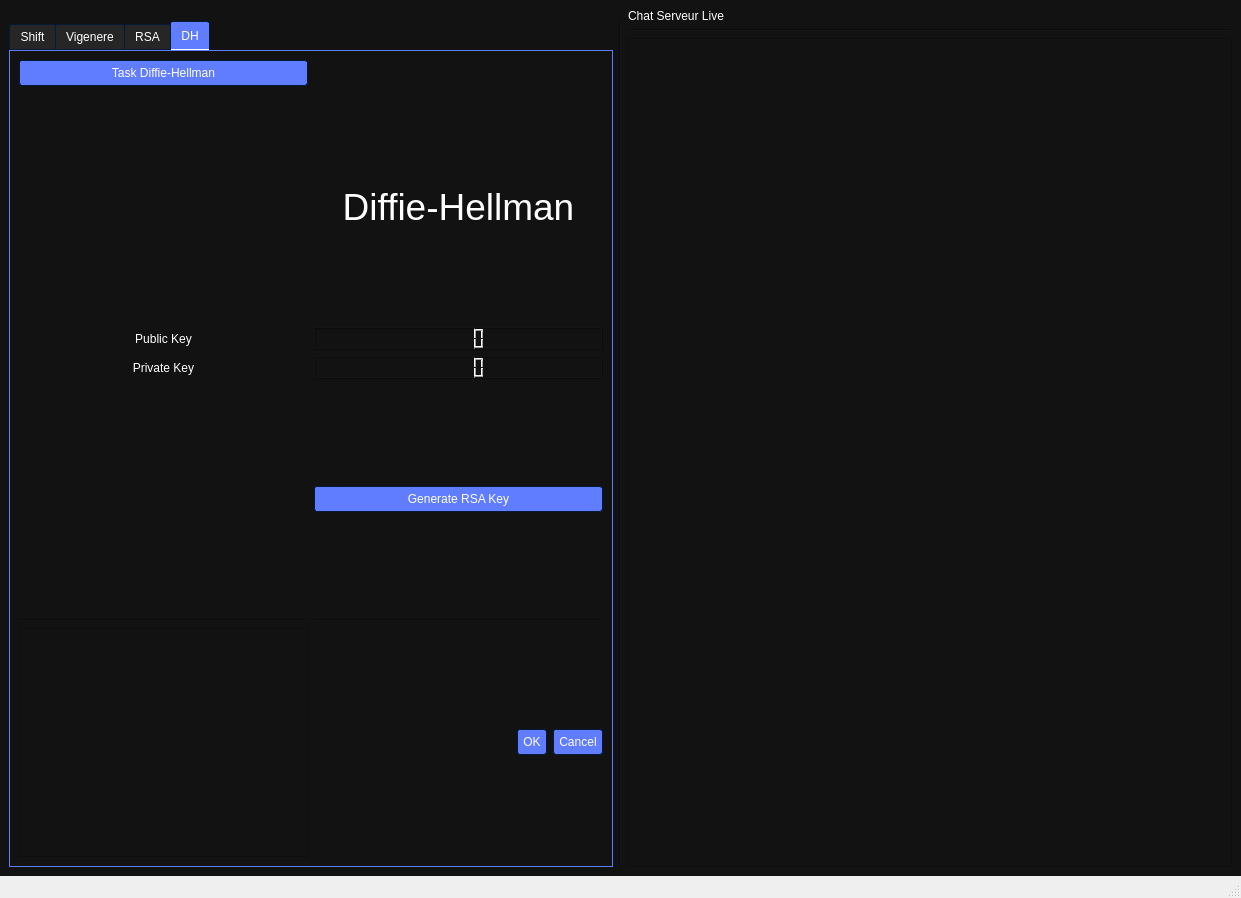
Old version of the form GUI_crypto_V4.ui in the repository rdtjulien/Cryptographie.
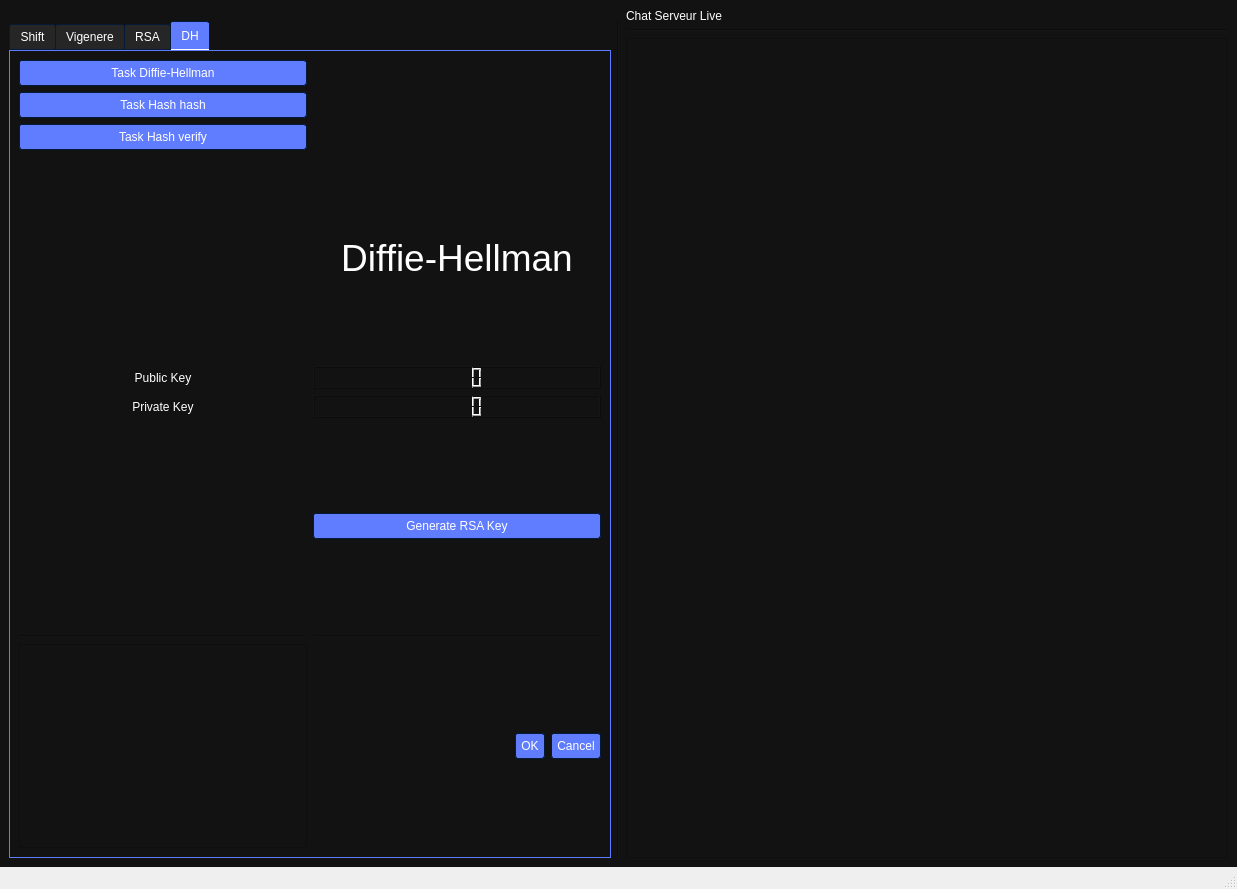
New version of the form. The open tabs and pages were chosen to show the change. Icons and pictures are not drawn.

Commit message: ajout Boutons task et clear chat fonctionnent

What changed in the file:
```diff
--- a/GUI_crypto_V4.ui
+++ b/GUI_crypto_V4.ui
@@ -6,8 +6,8 @@
    <rect>
     <x>0</x>
     <y>0</y>
-    <width>1241</width>
-    <height>898</height>
+    <width>1237</width>
+    <height>889</height>
    </rect>
   </property>
   <property name="sizePolicy">
@@ -1592,14 +1592,7 @@
            <layout class="QGridLayout" name="gridLayout_2">
             <item row="0" column="0" rowspan="2" colspan="2">
              <layout class="QGridLayout" name="gridLayout_12">
-              <item row="6" column="1">
-               <widget class="Line" name="line_10">
-                <property name="orientation">
-                 <enum>Qt::Horizontal</enum>
-                </property>
-               </widget>
-              </item>
-              <item row="3" column="1">
+              <item row="5" column="1">
                <widget class="QLCDNumber" name="lcdNumber_4">
                 <property name="digitCount">
                  <number>5</number>
@@ -1607,36 +1600,36 @@
                </widget>
               </item>
               <item row="7" column="0">
+               <spacer name="verticalSpacer_7">
+                <property name="orientation">
+                 <enum>Qt::Vertical</enum>
+                </property>
+                <property name="sizeHint" stdset="0">
+                 <size>
+                  <width>20</width>
+                  <height>40</height>
+                 </size>
+                </property>
+               </spacer>
+              </item>
+              <item row="9" column="0">
                <widget class="QPlainTextEdit" name="plainTextEdit_5"/>
               </item>
-              <item row="7" column="1">
+              <item row="9" column="1">
                <widget class="QDialogButtonBox" name="buttonBox_5">
                 <property name="standardButtons">
                  <set>QDialogButtonBox::Cancel|QDialogButtonBox::Ok</set>
                 </property>
                </widget>
               </item>
-              <item row="6" column="0">
-               <widget class="Line" name="line_9">
+              <item row="8" column="1">
+               <widget class="Line" name="line_10">
                 <property name="orientation">
                  <enum>Qt::Horizontal</enum>
                 </property>
                </widget>
               </item>
-              <item row="4" column="1">
-               <widget class="QLCDNumber" name="lcdNumber_3"/>
-              </item>
-              <item row="4" column="0">
-               <widget class="QLabel" name="PrivateKeyLabel_2">
-                <property name="text">
-                 <string>Private Key</string>
-                </property>
-                <property name="alignment">
-                 <set>Qt::AlignCenter</set>
-                </property>
-               </widget>
-              </item>
-              <item row="1" column="0">
+              <item row="3" column="0">
                <spacer name="verticalSpacer_8">
                 <property name="orientation">
                  <enum>Qt::Vertical</enum>
@@ -1649,37 +1642,21 @@
                 </property>
                </spacer>
               </item>
-              <item row="5" column="0">
-               <spacer name="verticalSpacer_7">
+              <item row="8" column="0">
+               <widget class="Line" name="line_9">
                 <property name="orientation">
-                 <enum>Qt::Vertical</enum>
-                </property>
-                <property name="sizeHint" stdset="0">
-                 <size>
-                  <width>20</width>
-                  <height>40</height>
-                 </size>
-                </property>
-               </spacer>
-              </item>
-              <item row="3" column="0">
-               <widget class="QLabel" name="PublicKeyLabel_2">
-                <property name="text">
-                 <string>Public Key</string>
-                </property>
-                <property name="alignment">
-                 <set>Qt::AlignCenter</set>
+                 <enum>Qt::Horizontal</enum>
                 </property>
                </widget>
               </item>
-              <item row="5" column="1">
+              <item row="7" column="1">
                <widget class="QPushButton" name="RSA_Key_button_generator_2">
                 <property name="text">
                  <string>Generate RSA Key</string>
                 </property>
                </widget>
               </item>
-              <item row="1" column="1">
+              <item row="3" column="1">
                <widget class="QLabel" name="label_3">
                 <property name="sizePolicy">
                  <sizepolicy hsizetype="Preferred" vsizetype="Preferred">
@@ -1721,6 +1698,9 @@
                 </property>
                </widget>
               </item>
+              <item row="6" column="1">
+               <widget class="QLCDNumber" name="lcdNumber_3"/>
+              </item>
               <item row="0" column="0">
                <widget class="QPushButton" name="pushButton_5">
                 <property name="text">
@@ -1728,6 +1708,40 @@
                 </property>
                </widget>
               </item>
+              <item row="6" column="0">
+               <widget class="QLabel" name="PrivateKeyLabel_2">
+                <property name="text">
+                 <string>Private Key</string>
+                </property>
+                <property name="alignment">
+                 <set>Qt::AlignCenter</set>
+                </property>
+               </widget>
+              </item>
+              <item row="5" column="0">
+               <widget class="QLabel" name="PublicKeyLabel_2">
+                <property name="text">
+                 <string>Public Key</string>
+                </property>
+                <property name="alignment">
+                 <set>Qt::AlignCenter</set>
+                </property>
+               </widget>
+              </item>
+              <item row="1" column="0">
+               <widget class="QPushButton" name="pushButton_8">
+                <property name="text">
+                 <string>Task Hash hash</string>
+                </property>
+               </widget>
+              </item>
+              <item row="2" column="0">
+               <widget class="QPushButton" name="pushButton_9">
+                <property name="text">
+                 <string>Task Hash verify</string>
+                </property>
+               </widget>
+              </item>
              </layout>
             </item>
            </layout>
```
Left out of the diff: 9 changed lines with no effect on the pictures. The commit also changes 9 other files.
